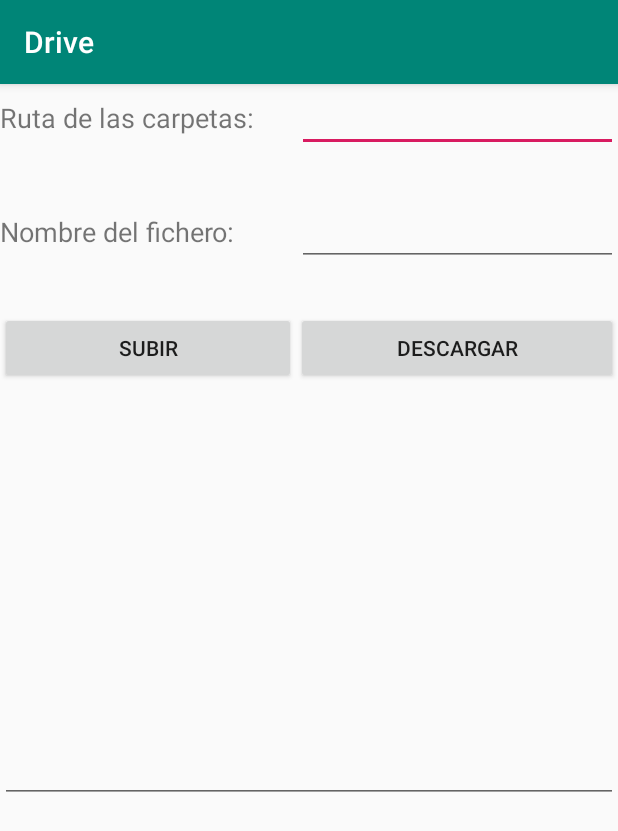
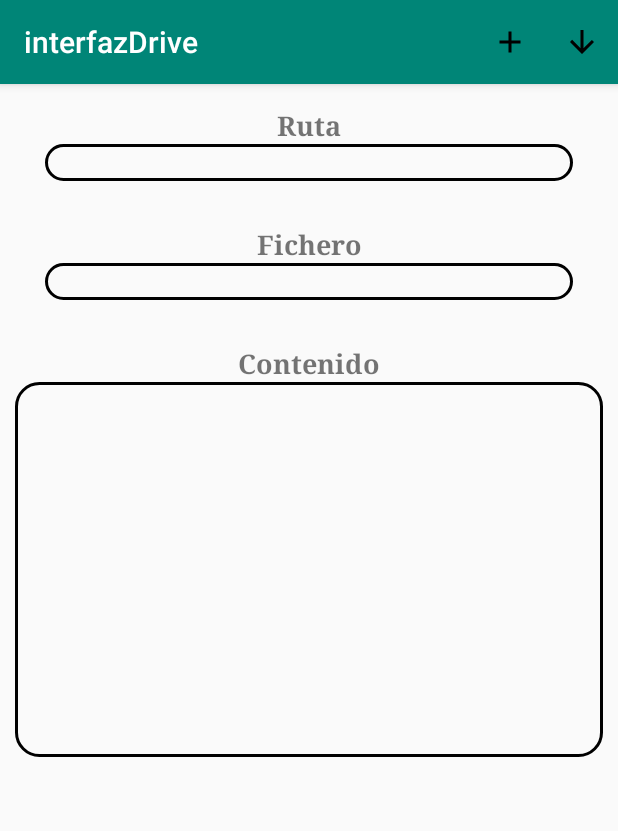
Before and after one commit to Javiolo/DriveJE, an Android app: the screen it shows after launch (MainActivity), on a phone screen of 412 x 824 dp. Shown: the top 831 px of the screen. Run offline under Robolectric (Android 15) with nearby library versions, the phone set to English and light mode, and no system bars; libraries missing offline, so code that uses them is left out: com.google.api.client, com.google.api.services.

Commit message:
Funciona todo, falta POner mensajes de error y organizar el resto.

```diff
--- /dev/null
+++ b/app/src/main/res/drawable-v24/edit_text_modificado.xml
@@ -0,0 +1,13 @@
+<?xml version="1.0" encoding="utf-8"?>
+<selector xmlns:android="http://schemas.android.com/apk/res/android">
+    <item>
+        <shape>
+
+            <stroke
+                android:width="2.3dp"
+                 />
+            <corners
+                android:radius="15dp" />
+        </shape>
+    </item>
+</selector>
--- /dev/null
+++ b/app/src/main/res/drawable-v24/ic_add_black_24dp.xml
@@ -0,0 +1,9 @@
+<vector xmlns:android="http://schemas.android.com/apk/res/android"
+        android:width="24dp"
+        android:height="24dp"
+        android:viewportWidth="24.0"
+        android:viewportHeight="24.0">
+    <path
+        android:fillColor="#FF000000"
+        android:pathData="M19,13h-6v6h-2v-6H5v-2h6V5h2v6h6v2z"/>
+</vector>
--- /dev/null
+++ b/app/src/main/res/drawable-v24/ic_arrow_downward_black_24dp.xml
@@ -0,0 +1,9 @@
+<vector xmlns:android="http://schemas.android.com/apk/res/android"
+        android:width="24dp"
+        android:height="24dp"
+        android:viewportWidth="24.0"
+        android:viewportHeight="24.0">
+    <path
+        android:pathData="M20,12l-1.41,-1.41L13,16.17V4h-2v12.17l-5.58,-5.59L4,12l8,8 8,-8z"
+        android:fillColor="#010101"/>
+</vector>
--- a/app/src/main/res/layout/activity_main.xml
+++ b/app/src/main/res/layout/activity_main.xml
@@ -1,77 +1,84 @@
 <?xml version="1.0" encoding="utf-8"?>
 <LinearLayout
     xmlns:android="http://schemas.android.com/apk/res/android"
-    xmlns:app="http://schemas.android.com/apk/res-auto"
     xmlns:tools="http://schemas.android.com/tools"
     android:layout_width="match_parent"
     android:layout_height="match_parent"
     tools:context=".MainActivity"
     android:orientation="vertical">
 
-    <LinearLayout
-        android:id="@+id/linearLayout"
+    <TextView
+        android:id="@+id/textViewRuta"
         android:layout_width="match_parent"
-        android:layout_height="76dp"
-        android:orientation="horizontal">
-
-        <TextView
-            android:id="@+id/rutaCarpeta"
-            android:layout_width="18dp"
-            android:layout_height="34dp"
-            android:layout_weight="1"
-            android:text="Ruta de las carpetas:"
-            android:textSize="18sp" />
+        android:layout_height="wrap_content"
+        android:layout_marginTop="15dp"
+        android:fontFamily="serif"
+        android:text="Ruta"
+        android:textAlignment="center"
+        android:textSize="18sp"
+        android:textStyle="bold"/>
 
     <EditText
         android:id="@+id/editRutaCarpeta"
-            android:layout_width="34dp"
+        android:layout_width="match_parent"
         android:layout_height="wrap_content"
-            android:layout_weight="1" />
-    </LinearLayout>
-
-    <LinearLayout
-        android:id="@+id/linearLayout2"
-        android:layout_width="match_parent"
-        android:layout_height="76dp"
-        android:orientation="horizontal">
+        android:layout_marginEnd="30dp"
+        android:layout_marginStart="30dp"
+        android:layout_marginBottom="30dp"
+        android:background="@drawable/edit_text_modificado"
+        android:textAlignment="center" />
 
     <TextView
-            android:id="@+id/nombreFichero"
-            android:layout_width="18dp"
-            android:layout_height="34dp"
-            android:layout_weight="1"
-            android:text="Nombre del fichero:"
-            android:textSize="18sp" />
+        android:id="@+id/textViewFichero"
+        android:layout_width="match_parent"
+        android:layout_height="wrap_content"
+        android:fontFamily="serif"
+        android:text="Fichero"
+        android:textAlignment="center"
+        android:textSize="18sp"
+        android:textStyle="bold"/>
 
     <EditText
         android:id="@+id/editFichero"
-            android:layout_width="34dp"
+        android:layout_width="match_parent"
         android:layout_height="wrap_content"
-            android:layout_weight="1" />
-    </LinearLayout>
+        android:layout_marginEnd="30dp"
+        android:layout_marginStart="30dp"
+        android:layout_marginBottom="30dp"
+        android:background="@drawable/edit_text_modificado"
+        android:textAlignment="center"/>
+
+    <TextView
+        android:id="@+id/editFichero2"
+        android:layout_width="match_parent"
+        android:layout_height="wrap_content"
+        android:fontFamily="serif"
+        android:text="Contenido"
+        android:textAlignment="center"
+        android:textSize="18sp"
+        android:textStyle="bold" />
+
+    <ScrollView
+        android:layout_width="match_parent"
+        android:layout_height="match_parent">
 
         <LinearLayout
-        android:orientation="horizontal"
+            android:layout_width="match_parent"
             android:layout_height="wrap_content"
-        android:layout_width="match_parent">
-
-        <Button
-            android:id="@+id/subir"
-            android:layout_width="wrap_content"
-            android:layout_height="wrap_content"
-            android:layout_weight="1"
-            android:text="Subir" />
-
-        <Button
-            android:id="@+id/descargar"
-            android:layout_width="wrap_content"
-            android:layout_height="wrap_content"
-            android:layout_weight="1"
-            android:text="Descargar" />
-    </LinearLayout>
+            android:orientation="vertical" >
 
             <EditText
                 android:id="@+id/editResultado"
                 android:layout_width="match_parent"
-        android:layout_height="279dp" />
+                android:layout_height="250dp"
+                android:layout_marginStart="10dp"
+                android:layout_marginEnd="10dp"
+                android:paddingStart="10dp"
+                android:paddingEnd="10dp"
+                android:paddingTop="10dp"
+                android:paddingBottom="10dp"
+                android:background="@drawable/edit_text_modificado" />
         </LinearLayout>
+    </ScrollView>
+
+</LinearLayout>
--- /dev/null
+++ b/app/src/main/res/menu/personalizado.xml
@@ -0,0 +1,16 @@
+<?xml version="1.0" encoding="utf-8"?>
+<menu xmlns:android="http://schemas.android.com/apk/res/android"
+    xmlns:app="http://schemas.android.com/apk/res-auto">
+
+    <item
+        app:showAsAction="always"
+        android:id="@+id/añadir"
+        android:icon="@drawable/ic_add_black_24dp"
+        android:title="Subir" />
+
+    <item
+        app:showAsAction="always"
+        android:id="@+id/bajar"
+        android:icon="@drawable/ic_arrow_downward_black_24dp"
+        android:title="Descargar" />
+</menu>
--- a/app/src/main/res/values/strings.xml
+++ b/app/src/main/res/values/strings.xml
@@ -1,3 +1,3 @@
 <resources>
-    <string name="app_name">Drive</string>
+    <string name="app_name">interfazDrive</string>
 </resources>
```
Also changed, not shown: app/src/main/java/filmoteca/pmdm/fempa/es/drive/DriveServiceHelper.java (+82 -2 lines), app/src/main/java/filmoteca/pmdm/fempa/es/drive/GoogleDriveFileHolder.java (added, +61 -0 lines), app/src/main/java/filmoteca/pmdm/fempa/es/drive/MainActivity.java (+124 -14 lines), app/src/main/res/drawable-v24/ic_launcher_background.xml (added, +170 -0 lines). Lines whose indentation alone changed are shown as unchanged.
